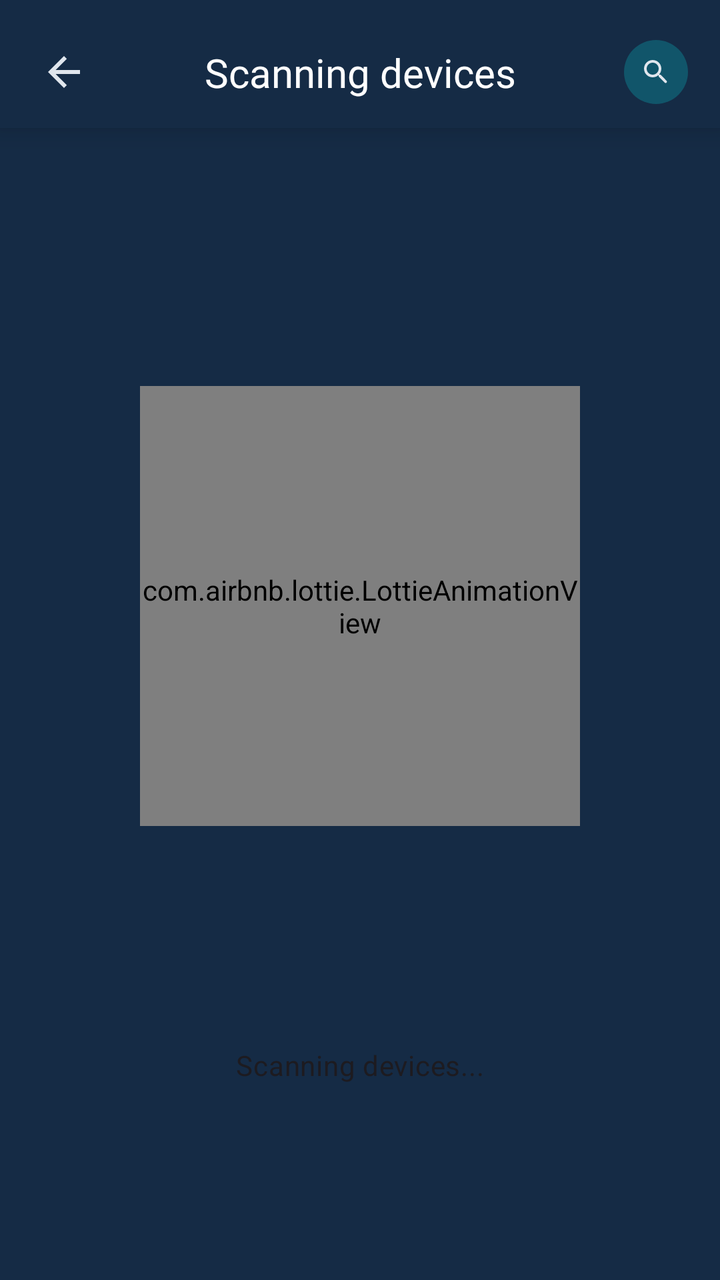
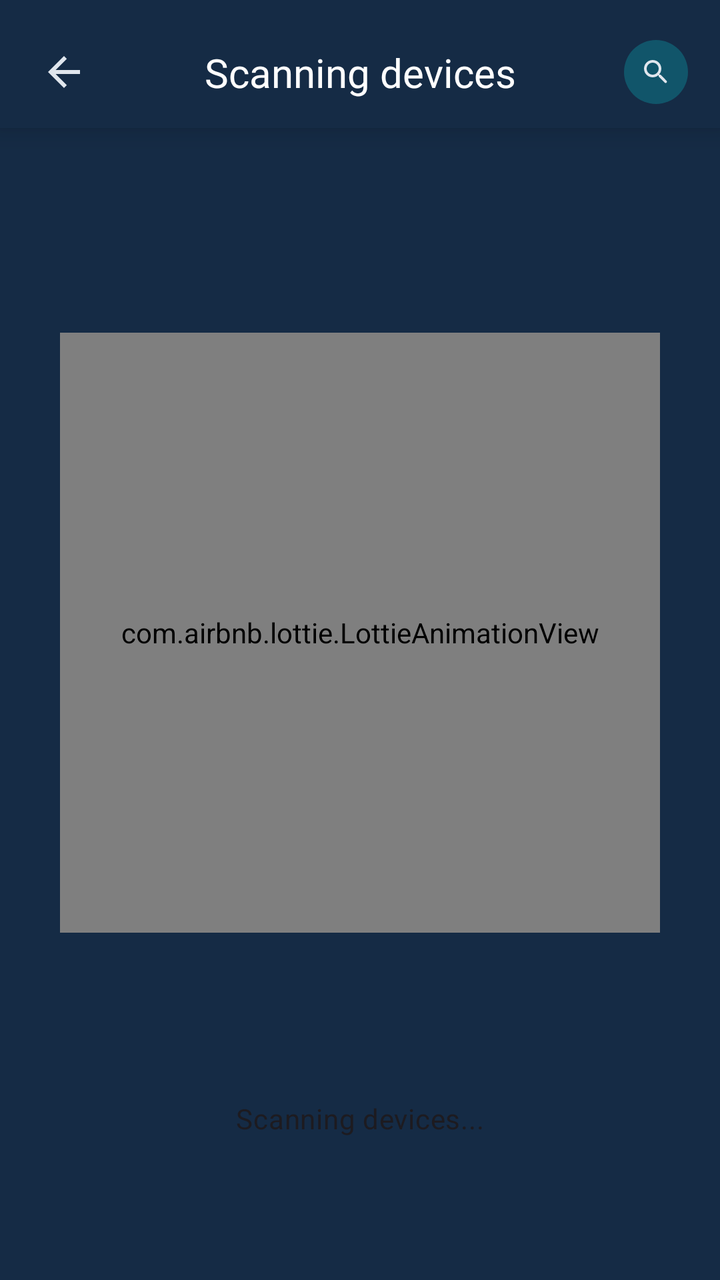

Screens rendered from an Android XML layout before and after an edit, with the pre-edit source and the edit as a unified diff.
<!-- AndroidManifest.xml: application theme AppTheme -->
<!-- res/layout/fragment_scan_devices.xml -->
<?xml version="1.0" encoding="utf-8"?>
<androidx.constraintlayout.widget.ConstraintLayout 
    xmlns:android="http://schemas.android.com/apk/res/android"
    xmlns:app="http://schemas.android.com/apk/res-auto"
    xmlns:tools="http://schemas.android.com/tools"
    android:layout_width="match_parent"
    android:layout_height="match_parent"
    android:background="@color/background_color"
    tools:context=".ui.tabs.devices.ScanDevicesFragment">

    
    <androidx.constraintlayout.widget.ConstraintLayout
        android:id="@+id/headerContainer"
        android:layout_width="0dp"
        android:layout_height="wrap_content"
        android:paddingHorizontal="16dp"
        android:paddingTop="20dp"
        android:paddingBottom="12dp"
        android:background="@color/background_color"
        android:elevation="8dp"
        app:layout_constraintTop_toTopOf="parent"
        app:layout_constraintStart_toStartOf="parent"
        app:layout_constraintEnd_toEndOf="parent">

        
        <ImageView
            android:id="@+id/btnBack"
            android:layout_width="32dp"
            android:layout_height="32dp"
            android:src="@drawable/ic_back"
            android:scaleType="center"
            app:tint="?attr/colorOnSurface"
            android:clickable="true"
            android:focusable="true"
            android:contentDescription="@string/device_scan_back_button_desc"
            app:layout_constraintStart_toStartOf="parent"
            app:layout_constraintTop_toTopOf="parent"
            app:layout_constraintBottom_toBottomOf="parent" />

        
        <TextView
            android:id="@+id/tvTitle"
            style="@style/TextAppearance.Aqua.EditProfileTitle"
            android:layout_width="wrap_content"
            android:layout_height="wrap_content"
            android:text="@string/device_scan_header_scanning"
            android:importantForAccessibility="yes"
            app:layout_constraintTop_toTopOf="parent"
            app:layout_constraintBottom_toBottomOf="parent"
            app:layout_constraintStart_toStartOf="parent"
            app:layout_constraintEnd_toEndOf="parent" />

        
        <ImageView
            android:id="@+id/btnRescan"
            android:layout_width="32dp"
            android:layout_height="32dp"
            android:background="@drawable/bg_circle_scan"
            android:padding="8dp"
            android:src="@drawable/ic_radar"
            android:scaleType="centerInside"
            app:tint="?attr/colorOnSurface"
            android:clickable="true"
            android:focusable="true"
            android:contentDescription="@string/device_scan_scan_again"
            app:layout_constraintEnd_toEndOf="parent"
            app:layout_constraintTop_toTopOf="parent"
            app:layout_constraintBottom_toBottomOf="parent" />

    </androidx.constraintlayout.widget.ConstraintLayout>

    
    <com.airbnb.lottie.LottieAnimationView
        android:id="@+id/scanAnimation"
        android:layout_width="220dp"
        android:layout_height="220dp"
        android:layout_marginTop="16dp"
        android:layout_marginBottom="16dp"
        app:lottie_autoPlay="true"
        app:lottie_loop="true"
        app:lottie_rawRes="@raw/scan_devices"
        app:layout_constraintTop_toBottomOf="@id/headerContainer"
        app:layout_constraintBottom_toTopOf="@id/rvDevices"
        app:layout_constraintStart_toStartOf="parent"
        app:layout_constraintEnd_toEndOf="parent" />

    
    <TextView
        android:id="@+id/tvScanning"
        android:layout_width="wrap_content"
        android:layout_height="wrap_content"
        android:layout_marginTop="12dp"
        android:text="@string/device_scan_searching"
        android:textAppearance="@style/TextAppearance.Aqua.Body"
        app:layout_constraintTop_toBottomOf="@id/scanAnimation"
        app:layout_constraintBottom_toTopOf="@id/rvDevices"
        app:layout_constraintStart_toStartOf="parent"
        app:layout_constraintEnd_toEndOf="parent" />

    
    <androidx.recyclerview.widget.RecyclerView
        android:id="@+id/rvDevices"
        android:layout_width="0dp"
        android:layout_height="0dp"
        android:layout_marginHorizontal="16dp"
        android:layout_marginTop="16dp"
        android:layout_marginBottom="16dp"
        android:visibility="gone"
        app:layout_constraintTop_toBottomOf="@id/tvScanning"
        app:layout_constraintBottom_toBottomOf="parent"
        app:layout_constraintStart_toStartOf="parent"
        app:layout_constraintEnd_toEndOf="parent"
        tools:listitem="@layout/item_scan_device" />

    
    <TextView
        android:id="@+id/tvNoDevices"
        android:layout_width="wrap_content"
        android:layout_height="wrap_content"
        android:text="@string/device_scan_no_devices"
        android:textAppearance="@style/TextAppearance.Aqua.Body"
        android:visibility="gone"
        app:layout_constraintTop_toTopOf="@id/rvDevices"
        app:layout_constraintBottom_toBottomOf="@id/rvDevices"
        app:layout_constraintStart_toStartOf="parent"
        app:layout_constraintEnd_toEndOf="parent" />

</androidx.constraintlayout.widget.ConstraintLayout>
<!-- res/layout/item_scan_device.xml (included above) -->
<?xml version="1.0" encoding="utf-8"?>
<com.google.android.material.card.MaterialCardView
    xmlns:android="http://schemas.android.com/apk/res/android"
    xmlns:app="http://schemas.android.com/apk/res-auto"
    android:layout_width="match_parent"
    android:layout_height="wrap_content"
    android:layout_marginVertical="6dp"
    app:cardCornerRadius="16dp"
    app:cardElevation="2dp"
    app:strokeWidth="1dp">

    <androidx.constraintlayout.widget.ConstraintLayout
        android:layout_width="match_parent"
        android:layout_height="wrap_content"
        android:padding="12dp">

        
        <TextView
            android:id="@+id/tvName"
            android:layout_width="0dp"
            android:layout_height="wrap_content"
            android:text="Aqua_123456"
            
            app:layout_constraintStart_toStartOf="parent"
            app:layout_constraintTop_toTopOf="parent"
            app:layout_constraintEnd_toStartOf="@id/tvIp"
            app:layout_constraintHorizontal_bias="0" />

        
        <TextView
            android:id="@+id/tvIp"
            android:layout_width="wrap_content"
            android:layout_height="wrap_content"
            android:text="192.168.4.1"
            
            app:layout_constraintEnd_toEndOf="parent"
            app:layout_constraintTop_toTopOf="parent" />

        
        <TextView
            android:id="@+id/tvSubtitle"
            android:layout_width="0dp"
            android:layout_height="wrap_content"
            android:layout_marginTop="4dp"
            android:text="Firmware: 2024-08-13"
            
            app:layout_constraintTop_toBottomOf="@id/tvName"
            app:layout_constraintStart_toStartOf="@id/tvName"
            app:layout_constraintEnd_toEndOf="parent" />

    </androidx.constraintlayout.widget.ConstraintLayout>
</com.google.android.material.card.MaterialCardView>
<!-- resources referenced by this layout -->
<resources>
  <color name="background_color">#152B45</color>
  <!-- drawable bg_circle_scan (drawable) -->
  <?xml version="1.0" encoding="utf-8"?>
  <shape xmlns:android="http://schemas.android.com/apk/res/android"
      android:shape="oval">
      <solid android:color="#3300FFFF" /> 
  </shape>
  <!-- drawable ic_back (drawable) -->
  <?xml version="1.0" encoding="utf-8"?>
  <vector xmlns:android="http://schemas.android.com/apk/res/android"
      android:width="24dp"
      android:height="24dp"
      android:viewportWidth="24"
      android:viewportHeight="24">
  
      <path
          android:fillColor="@android:color/white"
          android:pathData="M20,11H7.83L13.42,5.41L12,4l-8,8 8,8 1.41,-1.41L7.83,13H20v-2z" />
  </vector>
  <!-- drawable ic_radar (drawable) -->
  <?xml version="1.0" encoding="utf-8"?>
  <vector xmlns:android="http://schemas.android.com/apk/res/android"
      android:width="24dp"
      android:height="24dp"
      android:viewportWidth="24"
      android:viewportHeight="24">
      <path
          android:fillColor="#000000"
          android:pathData="M15.5,14h-0.79l-0.28,-0.27c0.98,-1.14 1.57,-2.61 1.57,-4.23 0,-3.59 -2.91,-6.5 -6.5,-6.5s-6.5,2.91 -6.5,6.5 2.91,6.5 6.5,6.5c1.62,0 3.09,-0.59 4.23,-1.57l0.27,0.28v0.79l4.5,4.49c0.39,0.39 1.03,0.39 1.41,0 0.39,-0.39 0.39,-1.03 0,-1.41L15.5,14zm-6,0c-2.48,0 -4.5,-2.02 -4.5,-4.5s2.02,-4.5 4.5,-4.5 4.5,2.02 4.5,4.5 -2.02,4.5 -4.5,4.5z"/>
  </vector>
  <string name="device_scan_back_button_desc">Back to devices</string>
  <string name="device_scan_header_scanning">Scanning devices</string>
  <string name="device_scan_no_devices">No devices found nearby.\nPlease make sure you are connected to the same network.</string>
  <string name="device_scan_scan_again">Scan again</string>
  <string name="device_scan_searching">Scanning devices...</string>
  <style name="TextAppearance.Aqua.Body" parent="TextAppearance.Material3.BodyMedium" />
  <style name="TextAppearance.Aqua.EditProfileTitle" parent="TextAppearance.Material3.TitleLarge">
      <item name="fontFamily">@font/inter_semibold</item>
      <item name="android:fontFamily">@font/inter_semibold</item>
      <item name="android:textColor">@android:color/white</item>
      <item name="android:textSize">20sp</item>
  </style>
  <color name="md_theme_light_primary">#2196F3</color>
  <color name="md_theme_light_onPrimary">#FFFFFF</color>
  <color name="md_theme_light_secondary">#4A6363</color>
  <color name="md_theme_light_onSecondary">#FFFFFF</color>
  <color name="md_theme_light_background">#152B45</color>
  <color name="md_theme_light_surface">#152B45</color>
  <color name="md_theme_light_onSurface">#E0E6ED</color>
  <color name="md_theme_light_surfaceVariant">#233042</color>
  <color name="md_theme_light_onSurfaceVariant">#5C6B75</color>
  <color name="md_theme_light_outline">#455A64</color>
  <color name="md_theme_light_outlineVariant">#37474F</color>
  <color name="md_theme_light_error">#D32F2F</color>
  <color name="md_theme_light_onError">#FFFFFF</color>
  <!-- unchanged entries left out for length: 1 -->
</resources>

<!-- the commit's change to res/layout/fragment_scan_devices.xml (unified diff, before → after) -->
@@ -72,8 +72,8 @@
     
     <com.airbnb.lottie.LottieAnimationView
         android:id="@+id/scanAnimation"
-        android:layout_width="220dp"
-        android:layout_height="220dp"
+        android:layout_width="300dp"
+        android:layout_height="300dp"
         android:layout_marginTop="16dp"
         android:layout_marginBottom="16dp"
         app:lottie_autoPlay="true"
